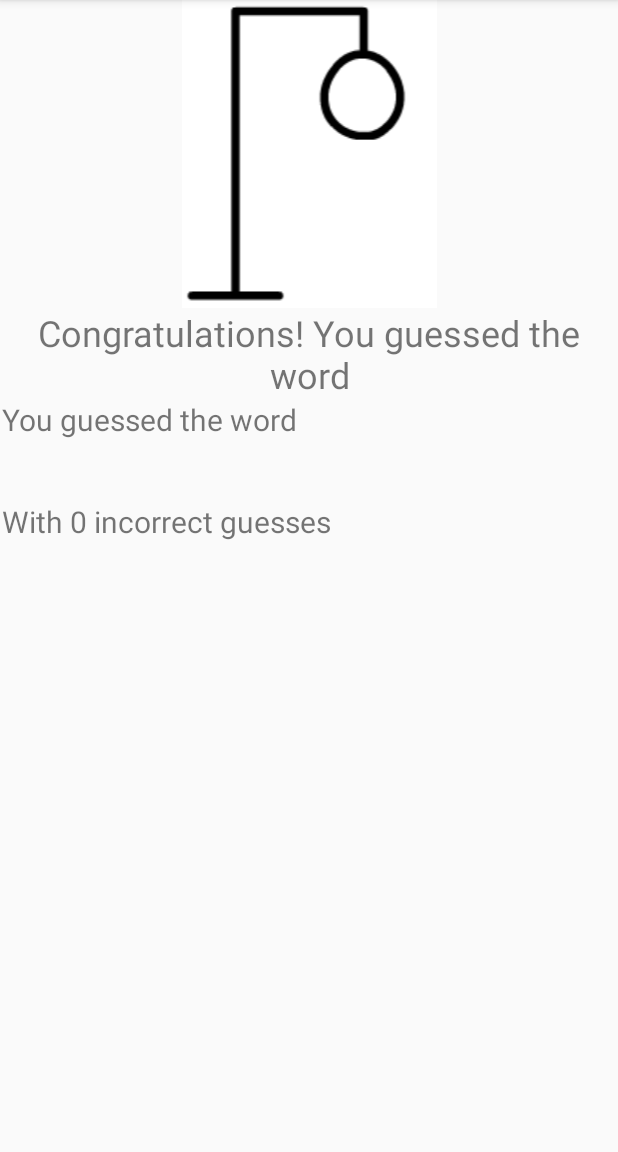
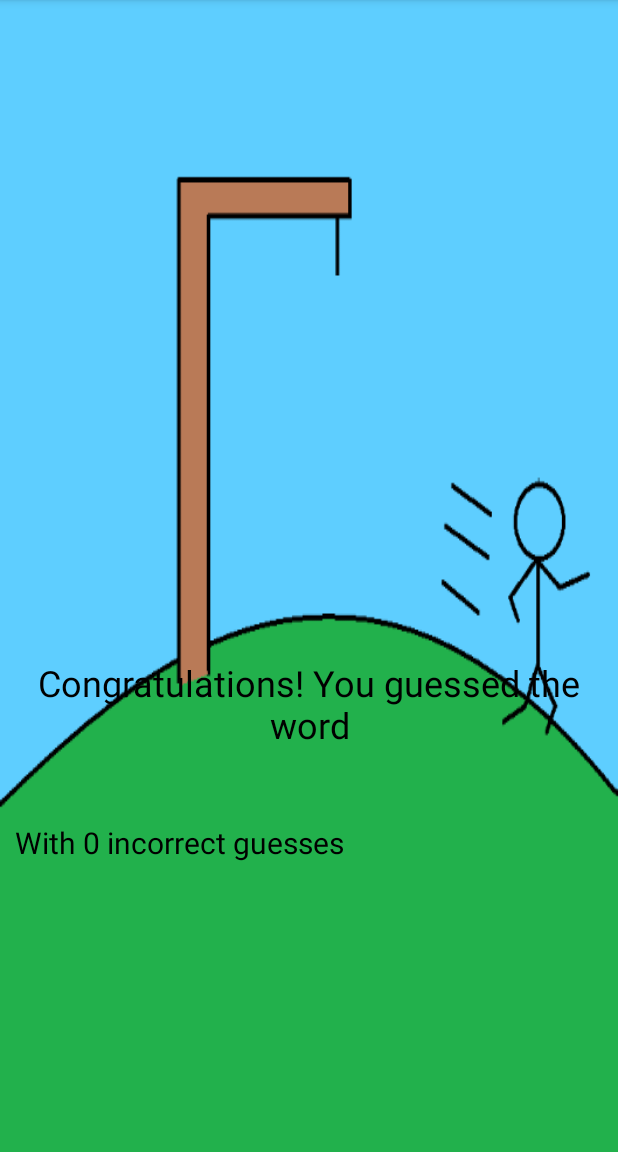
Before and after one commit to PeterRevsbech/Hangman, an Android app: the GameWonAkt screen opened directly, with no data from a screen before it, on a phone screen of 412 x 824 dp, the part 84-1236 px from its top. Run offline under Robolectric (Android 15) with nearby library versions, the phone set to English and light mode, and no system bars; network calls fail; 1 statement that could not run was skipped.

Commit message:
Har shinet game won akt op

```diff
--- a/app/src/main/res/layout/game_won_akt.xml
+++ b/app/src/main/res/layout/game_won_akt.xml
@@ -1,69 +1,64 @@
 <?xml version="1.0" encoding="utf-8"?>
 
-<androidx.constraintlayout.widget.ConstraintLayout xmlns:android="http://schemas.android.com/apk/res/android"
+<LinearLayout xmlns:android="http://schemas.android.com/apk/res/android"
     xmlns:app="http://schemas.android.com/apk/res-auto"
     xmlns:tools="http://schemas.android.com/tools"
     android:layout_width="match_parent"
     android:layout_height="match_parent"
-
+    android:id="@+id/linearLayout2"
+    android:orientation="vertical"
+    android:background="@drawable/wrong7"
     tools:context=".view.GameWonAkt">
 
-    <LinearLayout
-        android:id="@+id/linearLayout2"
-        android:layout_width="0dp"
-        android:layout_height="729dp"
-        android:layout_marginStart="1dp"
-        android:layout_marginLeft="1dp"
-        android:layout_marginEnd="1dp"
-        android:layout_marginRight="1dp"
-        android:orientation="vertical"
-        app:layout_constraintEnd_toEndOf="parent"
-        app:layout_constraintStart_toStartOf="parent"
-        app:layout_constraintTop_toTopOf="parent">
+    <FrameLayout
+        android:layout_width="match_parent"
+        android:layout_height="0dp"
+        android:layout_weight="8">
 
-        <ImageView
-            android:id="@+id/GzImage"
-            android:layout_width="match_parent"
-            android:layout_height="wrap_content"
-            android:src="@drawable/forkert1" />
+    </FrameLayout>
 
     <TextView
         android:id="@+id/GzTextView"
         android:layout_width="match_parent"
-            android:layout_height="wrap_content"
+        android:layout_height="0dp"
+        android:layout_weight="1"
         android:gravity="center_horizontal"
         android:text="@string/GzText"
+        android:textColor="@color/black"
         android:textAlignment="center"
-            android:textSize="24sp" />
-
-        <TextView
-            android:id="@+id/YouGuessedTextView"
-            android:layout_width="match_parent"
-            android:layout_height="wrap_content"
-            android:text="@string/YouGuessed"
-            android:textSize="20sp"/>
+        android:textSize="24sp"
+        />
 
     <TextView
         android:id="@+id/SecretWordTextView"
         android:layout_width="match_parent"
-            android:layout_height="wrap_content"
+        android:layout_height="0dp"
+        android:layout_weight="1"
         android:text="SecretWord"
+        android:textColor="@color/black"
         android:fontFamily="sans-serif-medium"
-            android:textSize="30sp"/>
+        android:textSize="30sp"
+        android:layout_marginLeft="30dp"
+        android:layout_marginRight="30dp"
+        />
 
     <TextView
         android:id="@+id/InGuessesTextView"
         android:layout_width="match_parent"
-            android:layout_height="wrap_content"
+        android:layout_height="0dp"
+        android:layout_weight="1"
         android:textSize="20sp"
-            android:text="@string/InGuesses" />
+        android:textColor="@color/black"
+        android:text="@string/InGuesses"
+        android:layout_marginLeft="10dp"
+        />
 
     <FrameLayout
         android:id="@+id/GameWon_ChallengeModeFL"
         android:layout_width="match_parent"
-            android:layout_height="match_parent">
+        android:layout_height="0dp"
+        android:layout_weight="3">
     </FrameLayout>
 
 
 </LinearLayout>
-</androidx.constraintlayout.widget.ConstraintLayout>
--- a/app/src/main/res/layout/game_won_cmfrag.xml
+++ b/app/src/main/res/layout/game_won_cmfrag.xml
@@ -16,6 +16,7 @@
             android:layout_width="match_parent"
             android:layout_height="wrap_content"
             android:textSize="20sp"
+            android:textColor="@color/black"
             android:gravity="center"
             android:text="@string/yourstreakis" />
 
@@ -24,6 +25,7 @@
             android:layout_width="match_parent"
             android:layout_height="wrap_content"
             android:textSize="40sp"
+            android:textColor="@color/black"
             android:gravity="center"
             android:fontFamily="sans-serif-medium"
             android:text="5" />
@@ -32,6 +34,8 @@
             android:id="@+id/NextWordButton"
             android:layout_width="match_parent"
             android:layout_height="wrap_content"
-            android:text="@string/nextword" />
+            android:text="@string/nextword"
+            style="@style/buttonStyle"
+            />
     </LinearLayout>
 </FrameLayout>
```
Also changed, not shown: app/src/main/res/drawable-xxxhdpi/wrong7.png (added). Lines whose indentation alone changed are shown as unchanged.
